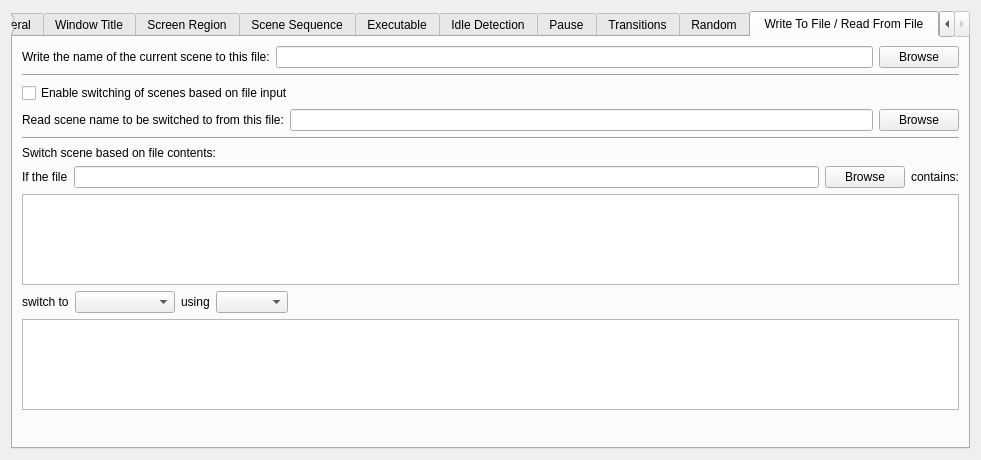
First picture: the form in forms/advanced-scene-switcher.ui, repository WarmUpTill/SceneSwitcher, before the edit.
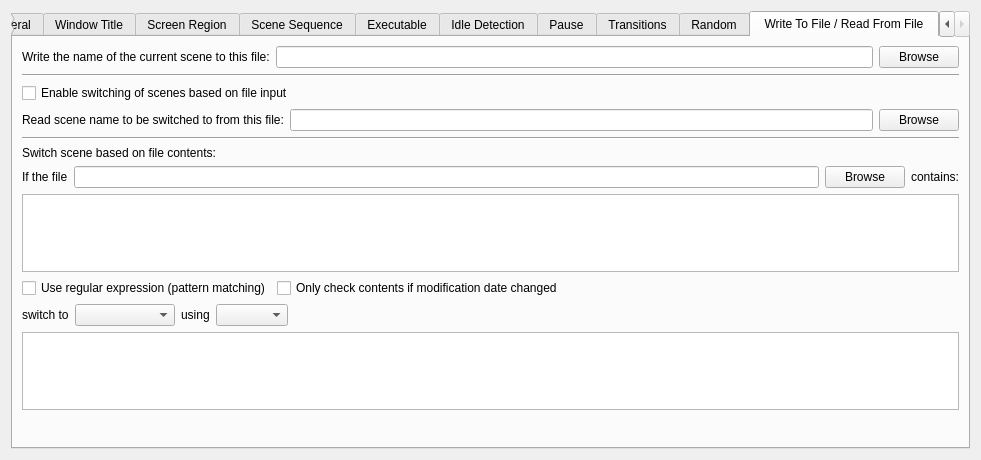
Second picture: the form after the edit. The open tabs and pages were chosen to show the change. Icons and pictures are not drawn.

Commit message: add regex, date check to file switch

Patch:
```diff
--- a/forms/advanced-scene-switcher.ui
+++ b/forms/advanced-scene-switcher.ui
@@ -7,7 +7,7 @@
     <x>0</x>
     <y>0</y>
     <width>981</width>
-    <height>428</height>
+    <height>457</height>
    </rect>
   </property>
   <property name="windowTitle">
@@ -2109,7 +2109,7 @@
       <attribute name="title">
        <string> Write To File / Read From File </string>
       </attribute>
-      <layout class="QVBoxLayout" name="verticalLayout_10">
+      <layout class="QVBoxLayout" name="verticalLayout_9">
        <item>
         <layout class="QHBoxLayout" name="horizontalLayout_14">
          <item>
@@ -2198,8 +2198,6 @@
         </widget>
        </item>
        <item>
-        <layout class="QVBoxLayout" name="verticalLayout_9">
-         <item>
           <layout class="QHBoxLayout" name="horizontalLayout_36">
            <item>
             <widget class="QLabel" name="label_44">
@@ -2229,6 +2227,35 @@
          </item>
          <item>
           <widget class="QPlainTextEdit" name="fileTextEdit"/>
+       </item>
+       <item>
+        <layout class="QHBoxLayout" name="horizontalLayout_37">
+         <item>
+          <widget class="QCheckBox" name="fileContentRegExCheckBox">
+           <property name="text">
+            <string>Use regular expression (pattern matching)</string>
+           </property>
+          </widget>
+         </item>
+         <item>
+          <widget class="QCheckBox" name="fileContentTimeCheckBox">
+           <property name="text">
+            <string>Only check contents if modification date changed</string>
+           </property>
+          </widget>
+         </item>
+         <item>
+          <spacer name="horizontalSpacer_11">
+           <property name="orientation">
+            <enum>Qt::Horizontal</enum>
+           </property>
+           <property name="sizeHint" stdset="0">
+            <size>
+             <width>40</width>
+             <height>20</height>
+            </size>
+           </property>
+          </spacer>
          </item>
         </layout>
        </item>
```
Lines whose indentation alone changed are shown as unchanged. The commit also changes 4 other files.
